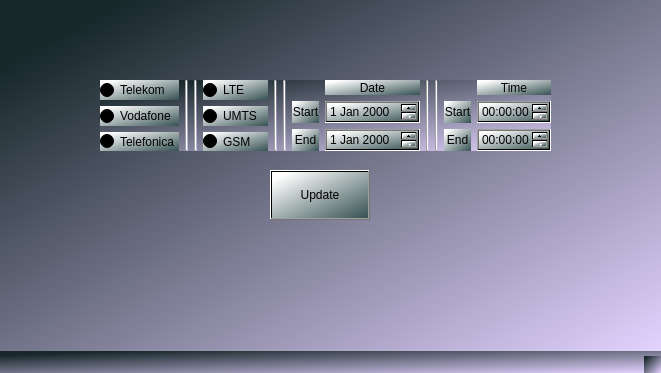
The window that user_interface/main_window.ui (pownyhof/visualisierung_ss20) describes before a commit, drawn with Qt 5.
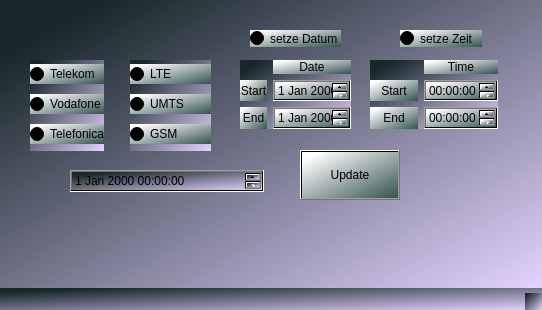
The same window after the commit.

Commit message: possible to filter for date and time

What changed in the file:
```diff
--- a/user_interface/main_window.ui
+++ b/user_interface/main_window.ui
@@ -6,8 +6,8 @@
    <rect>
     <x>0</x>
     <y>0</y>
-    <width>661</width>
-    <height>373</height>
+    <width>542</width>
+    <height>310</height>
    </rect>
   </property>
   <property name="windowTitle">
@@ -20,8 +20,8 @@
    <widget class="QPushButton" name="generate_button">
     <property name="geometry">
      <rect>
-      <x>270</x>
-      <y>170</y>
+      <x>300</x>
+      <y>150</y>
       <width>100</width>
       <height>50</height>
      </rect>
@@ -33,65 +33,145 @@
      <string>Update</string>
     </property>
    </widget>
-   <widget class="QWidget" name="layoutWidget">
+   <widget class="QWidget" name="">
     <property name="geometry">
      <rect>
-      <x>100</x>
-      <y>80</y>
-      <width>451</width>
-      <height>71</height>
+      <x>240</x>
+      <y>60</y>
+      <width>111</width>
+      <height>69</height>
      </rect>
     </property>
-    <layout class="QGridLayout" name="gridLayout_3">
-     <item row="0" column="2">
-      <widget class="Line" name="line_3">
-       <property name="orientation">
-        <enum>Qt::Vertical</enum>
+    <layout class="QGridLayout" name="gridLayout">
+     <item row="2" column="0">
+      <widget class="QLabel" name="label_2">
+       <property name="styleSheet">
+        <string notr="true">background-color: qlineargradient(spread:pad, x1:0.074, y1:0.107909, x2:1, y2:1, stop:0 rgba(255, 255, 255, 255), stop:1 rgba(54, 81, 82, 255));</string>
        </property>
+       <property name="text">
+        <string>End</string>
+       </property>
+       <property name="alignment">
+        <set>Qt::AlignCenter</set>
+       </property>
       </widget>
      </item>
-     <item row="0" column="0">
-      <layout class="QVBoxLayout" name="verticalLayout_2">
-       <item>
-        <widget class="QRadioButton" name="telekom_button">
+     <item row="0" column="1">
+      <widget class="QLabel" name="dateLabel">
          <property name="styleSheet">
           <string notr="true">background-color: qlineargradient(spread:pad, x1:0.074, y1:0.107909, x2:1, y2:1, stop:0 rgba(255, 255, 255, 255), stop:1 rgba(54, 81, 82, 255));</string>
          </property>
          <property name="text">
-          <string>Telekom</string>
-         </property>
-        </widget>
-       </item>
-       <item>
-        <widget class="QRadioButton" name="vodafone_button">
+        <string>Date</string>
+       </property>
+       <property name="alignment">
+        <set>Qt::AlignCenter</set>
+       </property>
+      </widget>
+     </item>
+     <item row="1" column="1">
+      <widget class="QDateEdit" name="startDate">
          <property name="styleSheet">
           <string notr="true">background-color: qlineargradient(spread:pad, x1:0.074, y1:0.107909, x2:1, y2:1, stop:0 rgba(255, 255, 255, 255), stop:1 rgba(54, 81, 82, 255));</string>
          </property>
-         <property name="text">
-          <string>Vodafone</string>
+      </widget>
+     </item>
+     <item row="2" column="1">
+      <widget class="QDateEdit" name="endDate">
+       <property name="styleSheet">
+        <string notr="true">background-color: qlineargradient(spread:pad, x1:0.074, y1:0.107909, x2:1, y2:1, stop:0 rgba(255, 255, 255, 255), stop:1 rgba(54, 81, 82, 255));</string>
          </property>
         </widget>
        </item>
-       <item>
-        <widget class="QRadioButton" name="telefonica_button">
+     <item row="1" column="0">
+      <widget class="QLabel" name="label">
          <property name="styleSheet">
           <string notr="true">background-color: qlineargradient(spread:pad, x1:0.074, y1:0.107909, x2:1, y2:1, stop:0 rgba(255, 255, 255, 255), stop:1 rgba(54, 81, 82, 255));</string>
          </property>
          <property name="text">
-          <string>Telefonica</string>
-         </property>
+        <string>Start</string>
+       </property>
+       <property name="alignment">
+        <set>Qt::AlignCenter</set>
+       </property>
         </widget>
        </item>
       </layout>
+   </widget>
+   <widget class="QWidget" name="">
+    <property name="geometry">
+     <rect>
+      <x>370</x>
+      <y>60</y>
+      <width>128</width>
+      <height>69</height>
+     </rect>
+    </property>
+    <layout class="QGridLayout" name="gridLayout_2">
+     <item row="2" column="0">
+      <widget class="QLabel" name="label_3">
+       <property name="styleSheet">
+        <string notr="true">background-color: qlineargradient(spread:pad, x1:0.074, y1:0.107909, x2:1, y2:1, stop:0 rgba(255, 255, 255, 255), stop:1 rgba(54, 81, 82, 255));</string>
+       </property>
+       <property name="text">
+        <string>End</string>
+       </property>
+       <property name="alignment">
+        <set>Qt::AlignCenter</set>
+       </property>
+      </widget>
      </item>
      <item row="0" column="1">
-      <widget class="Line" name="line_4">
-       <property name="orientation">
-        <enum>Qt::Vertical</enum>
+      <widget class="QLabel" name="dateLabel_2">
+       <property name="styleSheet">
+        <string notr="true">background-color: qlineargradient(spread:pad, x1:0.074, y1:0.107909, x2:1, y2:1, stop:0 rgba(255, 255, 255, 255), stop:1 rgba(54, 81, 82, 255));</string>
        </property>
+       <property name="text">
+        <string>Time</string>
+       </property>
+       <property name="alignment">
+        <set>Qt::AlignCenter</set>
+       </property>
       </widget>
      </item>
-     <item row="0" column="3">
+     <item row="1" column="0">
+      <widget class="QLabel" name="label_4">
+       <property name="styleSheet">
+        <string notr="true">background-color: qlineargradient(spread:pad, x1:0.074, y1:0.107909, x2:1, y2:1, stop:0 rgba(255, 255, 255, 255), stop:1 rgba(54, 81, 82, 255));</string>
+       </property>
+       <property name="text">
+        <string>Start</string>
+       </property>
+       <property name="alignment">
+        <set>Qt::AlignCenter</set>
+       </property>
+      </widget>
+     </item>
+     <item row="1" column="1">
+      <widget class="QTimeEdit" name="startTime">
+       <property name="styleSheet">
+        <string notr="true">background-color: qlineargradient(spread:pad, x1:0.074, y1:0.107909, x2:1, y2:1, stop:0 rgba(255, 255, 255, 255), stop:1 rgba(54, 81, 82, 255));</string>
+       </property>
+      </widget>
+     </item>
+     <item row="2" column="1">
+      <widget class="QTimeEdit" name="endTime">
+       <property name="styleSheet">
+        <string notr="true">background-color: qlineargradient(spread:pad, x1:0.074, y1:0.107909, x2:1, y2:1, stop:0 rgba(255, 255, 255, 255), stop:1 rgba(54, 81, 82, 255));</string>
+       </property>
+      </widget>
+     </item>
+    </layout>
+   </widget>
+   <widget class="QWidget" name="">
+    <property name="geometry">
+     <rect>
+      <x>130</x>
+      <y>60</y>
+      <width>81</width>
+      <height>91</height>
+     </rect>
+    </property>
       <layout class="QVBoxLayout" name="verticalLayout" stretch="0,0,0">
        <property name="spacing">
         <number>6</number>
@@ -145,150 +225,90 @@
         </widget>
        </item>
       </layout>
-     </item>
-     <item row="0" column="4">
-      <widget class="Line" name="line">
-       <property name="orientation">
-        <enum>Qt::Vertical</enum>
-       </property>
-      </widget>
-     </item>
-     <item row="0" column="5">
-      <widget class="Line" name="line_2">
-       <property name="orientation">
-        <enum>Qt::Vertical</enum>
-       </property>
-      </widget>
-     </item>
-     <item row="0" column="9">
-      <layout class="QGridLayout" name="gridLayout_2">
-       <item row="2" column="0">
-        <widget class="QLabel" name="label_3">
+   </widget>
+   <widget class="QWidget" name="">
+    <property name="geometry">
+     <rect>
+      <x>30</x>
+      <y>60</y>
+      <width>74</width>
+      <height>91</height>
+     </rect>
+    </property>
+    <layout class="QVBoxLayout" name="verticalLayout_2">
+     <item>
+      <widget class="QRadioButton" name="telekom_button">
          <property name="styleSheet">
           <string notr="true">background-color: qlineargradient(spread:pad, x1:0.074, y1:0.107909, x2:1, y2:1, stop:0 rgba(255, 255, 255, 255), stop:1 rgba(54, 81, 82, 255));</string>
          </property>
          <property name="text">
-          <string>End</string>
-         </property>
-         <property name="alignment">
-          <set>Qt::AlignCenter</set>
-         </property>
-        </widget>
-       </item>
-       <item row="0" column="1">
-        <widget class="QLabel" name="dateLabel_2">
+        <string>Telekom</string>
+       </property>
+      </widget>
+     </item>
+     <item>
+      <widget class="QRadioButton" name="vodafone_button">
          <property name="styleSheet">
           <string notr="true">background-color: qlineargradient(spread:pad, x1:0.074, y1:0.107909, x2:1, y2:1, stop:0 rgba(255, 255, 255, 255), stop:1 rgba(54, 81, 82, 255));</string>
          </property>
          <property name="text">
-          <string>Time</string>
-         </property>
-         <property name="alignment">
-          <set>Qt::AlignCenter</set>
-         </property>
-        </widget>
-       </item>
-       <item row="1" column="0">
-        <widget class="QLabel" name="label_4">
+        <string>Vodafone</string>
+       </property>
+      </widget>
+     </item>
+     <item>
+      <widget class="QRadioButton" name="telefonica_button">
          <property name="styleSheet">
           <string notr="true">background-color: qlineargradient(spread:pad, x1:0.074, y1:0.107909, x2:1, y2:1, stop:0 rgba(255, 255, 255, 255), stop:1 rgba(54, 81, 82, 255));</string>
          </property>
          <property name="text">
-          <string>Start</string>
-         </property>
-         <property name="alignment">
-          <set>Qt::AlignCenter</set>
-         </property>
-        </widget>
-       </item>
-       <item row="1" column="1">
-        <widget class="QTimeEdit" name="timeEdit">
-         <property name="styleSheet">
-          <string notr="true">background-color: qlineargradient(spread:pad, x1:0.074, y1:0.107909, x2:1, y2:1, stop:0 rgba(255, 255, 255, 255), stop:1 rgba(54, 81, 82, 255));</string>
-         </property>
-        </widget>
-       </item>
-       <item row="2" column="1">
-        <widget class="QTimeEdit" name="timeEdit_2">
-         <property name="styleSheet">
-          <string notr="true">background-color: qlineargradient(spread:pad, x1:0.074, y1:0.107909, x2:1, y2:1, stop:0 rgba(255, 255, 255, 255), stop:1 rgba(54, 81, 82, 255));</string>
-         </property>
-        </widget>
-       </item>
-      </layout>
-     </item>
-     <item row="0" column="7">
-      <widget class="Line" name="line_5">
-       <property name="orientation">
-        <enum>Qt::Vertical</enum>
-       </property>
-      </widget>
-     </item>
-     <item row="0" column="6">
-      <layout class="QGridLayout" name="gridLayout">
-       <item row="2" column="0">
-        <widget class="QLabel" name="label_2">
-         <property name="styleSheet">
-          <string notr="true">background-color: qlineargradient(spread:pad, x1:0.074, y1:0.107909, x2:1, y2:1, stop:0 rgba(255, 255, 255, 255), stop:1 rgba(54, 81, 82, 255));</string>
-         </property>
-         <property name="text">
-          <string>End</string>
-         </property>
-         <property name="alignment">
-          <set>Qt::AlignCenter</set>
-         </property>
-        </widget>
-       </item>
-       <item row="0" column="1">
-        <widget class="QLabel" name="dateLabel">
+        <string>Telefonica</string>
+       </property>
+      </widget>
+     </item>
+    </layout>
+   </widget>
+   <widget class="QRadioButton" name="useTime">
+    <property name="geometry">
+     <rect>
+      <x>400</x>
+      <y>30</y>
+      <width>82</width>
+      <height>17</height>
+     </rect>
+    </property>
          <property name="styleSheet">
           <string notr="true">background-color: qlineargradient(spread:pad, x1:0.074, y1:0.107909, x2:1, y2:1, stop:0 rgba(255, 255, 255, 255), stop:1 rgba(54, 81, 82, 255));</string>
          </property>
          <property name="text">
-          <string>Date</string>
-         </property>
-         <property name="alignment">
-          <set>Qt::AlignCenter</set>
-         </property>
-        </widget>
-       </item>
-       <item row="1" column="1">
-        <widget class="QDateEdit" name="startDate">
-         <property name="styleSheet">
-          <string notr="true">background-color: qlineargradient(spread:pad, x1:0.074, y1:0.107909, x2:1, y2:1, stop:0 rgba(255, 255, 255, 255), stop:1 rgba(54, 81, 82, 255));</string>
-         </property>
-        </widget>
-       </item>
-       <item row="2" column="1">
-        <widget class="QDateEdit" name="endDate">
+     <string>setze Zeit</string>
+    </property>
+   </widget>
+   <widget class="QRadioButton" name="useDate">
+    <property name="geometry">
+     <rect>
+      <x>250</x>
+      <y>30</y>
+      <width>91</width>
+      <height>17</height>
+     </rect>
+    </property>
          <property name="styleSheet">
           <string notr="true">background-color: qlineargradient(spread:pad, x1:0.074, y1:0.107909, x2:1, y2:1, stop:0 rgba(255, 255, 255, 255), stop:1 rgba(54, 81, 82, 255));</string>
          </property>
-        </widget>
-       </item>
-       <item row="1" column="0">
-        <widget class="QLabel" name="label">
-         <property name="styleSheet">
-          <string notr="true">background-color: qlineargradient(spread:pad, x1:0.074, y1:0.107909, x2:1, y2:1, stop:0 rgba(255, 255, 255, 255), stop:1 rgba(54, 81, 82, 255));</string>
-         </property>
          <property name="text">
-          <string>Start</string>
-         </property>
-         <property name="alignment">
-          <set>Qt::AlignCenter</set>
-         </property>
-        </widget>
-       </item>
-      </layout>
-     </item>
-     <item row="0" column="8">
-      <widget class="Line" name="line_6">
-       <property name="orientation">
-        <enum>Qt::Vertical</enum>
-       </property>
-      </widget>
-     </item>
-    </layout>
+     <string>setze Datum</string>
+    </property>
+   </widget>
+   <widget class="QDateTimeEdit" name="dateTimeEdit">
+    <property name="geometry">
+     <rect>
+      <x>70</x>
+      <y>170</y>
+      <width>194</width>
+      <height>22</height>
+     </rect>
+    </property>
    </widget>
   </widget>
   <widget class="QMenuBar" name="menubar">
```
Left out of the diff: 2 changed lines with no effect on the pictures. Lines whose indentation alone changed are shown as unchanged. The commit also changes 5 other files.
